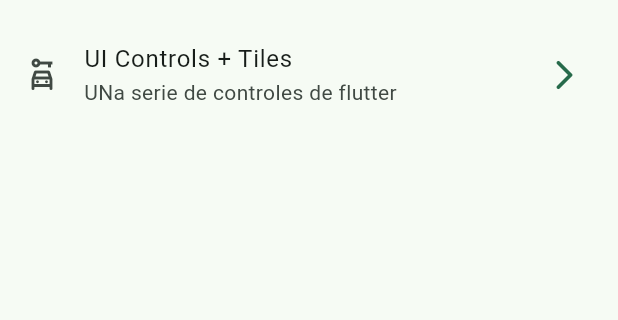
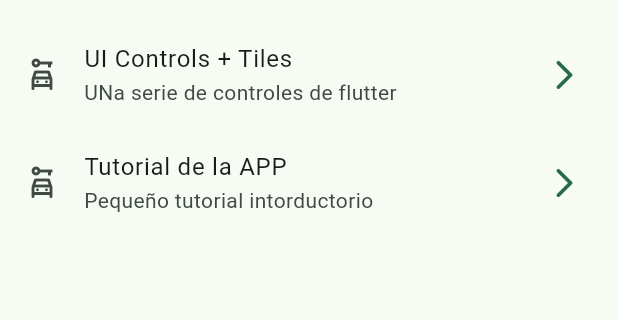
Before and after one commit to Alitheya-Hub/widgets_app, a Flutter app: the screen it shows after launch, on a phone screen of 412 x 824 dp, the part 603-923 px from its top. Run offline on Flutter 3.47's test engine with Material 3 defaults, Android fonts, the phone set to English and light mode, and no system bars; our stand-ins replace go_router.

```diff
--- a/lib/config/menu/menu_items.dart
+++ b/lib/config/menu/menu_items.dart
@@ -54,4 +54,10 @@ MenuItem(
   subTitle: 'UNa serie de controles de flutter',
   icon: Icons.car_rental_outlined),
 
+  MenuItem(
+  title: 'Tutorial de la APP',
+  link: '/tutorial',
+  subTitle: 'Pequeño tutorial intorductorio',
+  icon: Icons.car_rental_outlined),
+
 ];
--- a/lib/config/router/app_router.dart
+++ b/lib/config/router/app_router.dart
@@ -48,5 +48,11 @@ final appRouter = GoRouter(
       name: UiControlsScreen.name,
       builder: (context, state) => UiControlsScreen(),
     ),
+
+    GoRoute(
+      path: '/tutorial',
+      name: AppTutorialScreen.name,
+      builder: (context, state) => AppTutorialScreen(),
+    ),
   ],
 );
--- a/pubspec.yaml
+++ b/pubspec.yaml
@@ -18,3 +18,6 @@ dev_dependencies:
 
 flutter:
   uses-material-design: true
+
+assets:
+ - assets/images/
```
Also changed, not shown: assets/Images/Images/1.png (added), assets/Images/Images/2.png (added), assets/Images/Images/3.png (added), assets/Images/Images/jar-loading.gif (added).
